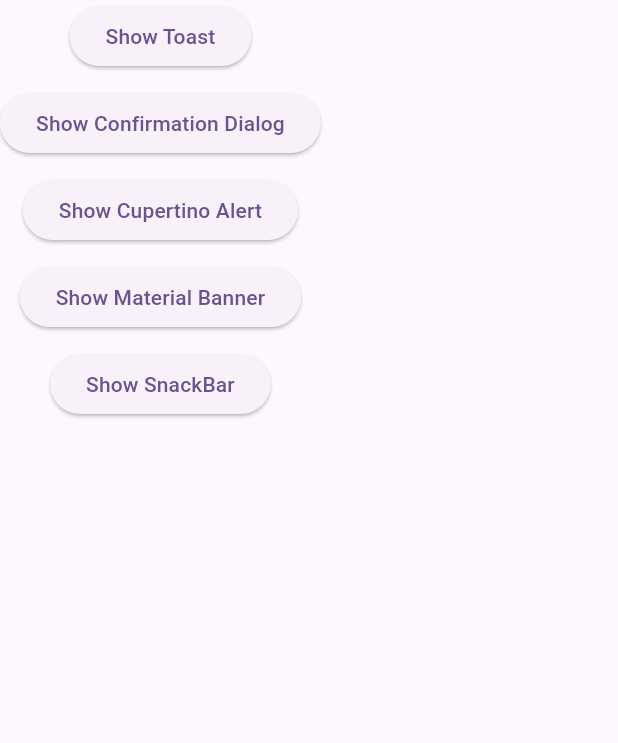
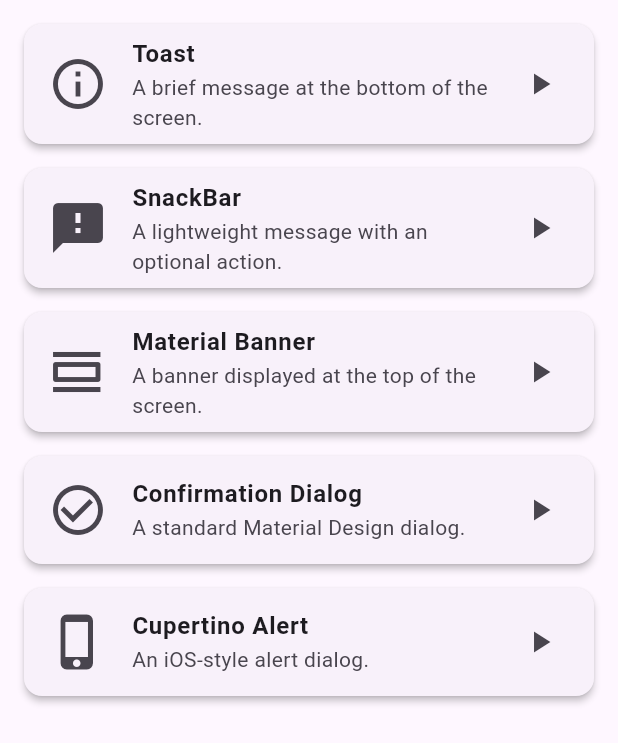
Before and after one commit to DAAC-A00/finow, a Flutter app: the ShowTestWidget widget shown alone on an empty page, opened directly, on a phone screen of 412 x 824 dp. Shown: the top 743 px of the screen. Run offline on Flutter 3.47's test engine with Material 3 defaults, Android fonts, the phone set to English and light mode, and no system bars; our stand-ins replace dio, flutter_riverpod, fluttertoast, go_router, hive, hive_flutter and 1 more; accounts and stored records are empty; network calls fail.

Commit message:
feat: laboratory_screen.dart에서 탭 정렬 방식 변경 및 ShowTestWidget에서 ListView로 변경하여 UI 개선

```diff
--- a/lib/features/laboratory/laboratory_screen.dart
+++ b/lib/features/laboratory/laboratory_screen.dart
@@ -17,6 +17,7 @@ class LaboratoryScreen extends StatelessWidget {
           title: const Text('Laboratory'),
           bottom: const TabBar(
             isScrollable: true,
+            tabAlignment: TabAlignment.start,
             tabs: [
               Tab(text: 'Show'), // 'Legacy'와 'Dialogs'를 합친 탭
               Tab(text: 'Gestures'),
--- a/lib/features/laboratory/widgets/show_test_widget.dart
+++ b/lib/features/laboratory/widgets/show_test_widget.dart
@@ -7,33 +7,56 @@ class ShowTestWidget extends StatelessWidget {
 
   @override
   Widget build(BuildContext context) {
-    return Column(
+    return ListView(
+      shrinkWrap: true,
+      physics: const NeverScrollableScrollPhysics(),
+      padding: const EdgeInsets.symmetric(vertical: 8.0),
       children: [
-        ElevatedButton(
-          onPressed: _showToast,
-          child: const Text('Show Toast'),
+        _buildCard(
+          title: 'Toast',
+          subtitle: 'A brief message at the bottom of the screen.',
+          icon: Icons.info_outline,
+          onTap: _showToast,
         ),
-        const SizedBox(height: 10),
-        ElevatedButton(
-          onPressed: () => _showConfirmationDialog(context),
-          child: const Text('Show Confirmation Dialog'),
+        _buildCard(
+          title: 'SnackBar',
+          subtitle: 'A lightweight message with an optional action.',
+          icon: Icons.feedback,
+          onTap: () => _showSnackBar(context),
         ),
-        const SizedBox(height: 10),
-        ElevatedButton(
-          onPressed: () => _showCupertinoAlert(context),
-          child: const Text('Show Cupertino Alert'),
+        _buildCard(
+          title: 'Material Banner',
+          subtitle: 'A banner displayed at the top of the screen.',
+          icon: Icons.view_day_outlined,
+          onTap: () => _showMaterialBanner(context),
         ),
-        const SizedBox(height: 10),
-        ElevatedButton(
-          onPressed: () => _showMaterialBanner(context),
-          child: const Text('Show Material Banner'),
+        _buildCard(
+          title: 'Confirmation Dialog',
+          subtitle: 'A standard Material Design dialog.',
+          icon: Icons.check_circle_outline,
+          onTap: () => _showConfirmationDialog(context),
         ),
-        const SizedBox(height: 10),
-        ElevatedButton(
-          onPressed: () => _showSnackBar(context),
-          child: const Text('Show SnackBar'),
+        _buildCard(
+          title: 'Cupertino Alert',
+          subtitle: 'An iOS-style alert dialog.',
+          icon: Icons.phone_iphone,
+          onTap: () => _showCupertinoAlert(context),
         ),
       ],
+    );
+  }
+
+  Widget _buildCard({required String title, required String subtitle, required IconData icon, required VoidCallback onTap}) {
+    return Card(
+      elevation: 2.0,
+      margin: const EdgeInsets.symmetric(vertical: 8.0, horizontal: 16.0),
+      child: ListTile(
+        leading: Icon(icon, size: 40),
+        title: Text(title, style: const TextStyle(fontWeight: FontWeight.bold)),
+        subtitle: Text(subtitle),
+        trailing: const Icon(Icons.play_arrow),
+        onTap: onTap,
+      ),
     );
   }
 
@@ -42,6 +65,26 @@ class ShowTestWidget extends StatelessWidget {
       msg: "This is a toast message",
       toastLength: Toast.LENGTH_SHORT,
       gravity: ToastGravity.BOTTOM,
+    );
+  }
+
+  void _showSnackBar(BuildContext context) {
+    ScaffoldMessenger.of(context).showSnackBar(
+      const SnackBar(
+        content: Text('This is a SnackBar.'),
+        duration: Duration(seconds: 2),
+      ),
+    );
+  }
+
+  void _showMaterialBanner(BuildContext context) {
+    ScaffoldMessenger.of(context).showMaterialBanner(
+      MaterialBanner(
+        content: const Text('This is a Material Banner.'),
+        actions: [
+          TextButton(onPressed: () => ScaffoldMessenger.of(context).hideCurrentMaterialBanner(), child: const Text('DISMISS')),
+        ],
+      ),
     );
   }
 
@@ -72,24 +115,4 @@ class ShowTestWidget extends StatelessWidget {
       ),
     );
   }
-
-  void _showMaterialBanner(BuildContext context) {
-    ScaffoldMessenger.of(context).showMaterialBanner(
-      MaterialBanner(
-        content: const Text('This is a Material Banner.'),
-        actions: [
-          TextButton(onPressed: () => ScaffoldMessenger.of(context).hideCurrentMaterialBanner(), child: const Text('DISMISS')),
-        ],
-      ),
-    );
-  }
-
-  void _showSnackBar(BuildContext context) {
-    ScaffoldMessenger.of(context).showSnackBar(
-      const SnackBar(
-        content: Text('This is a SnackBar.'),
-        duration: Duration(seconds: 2),
-      ),
-    );
-  }
 }
```
